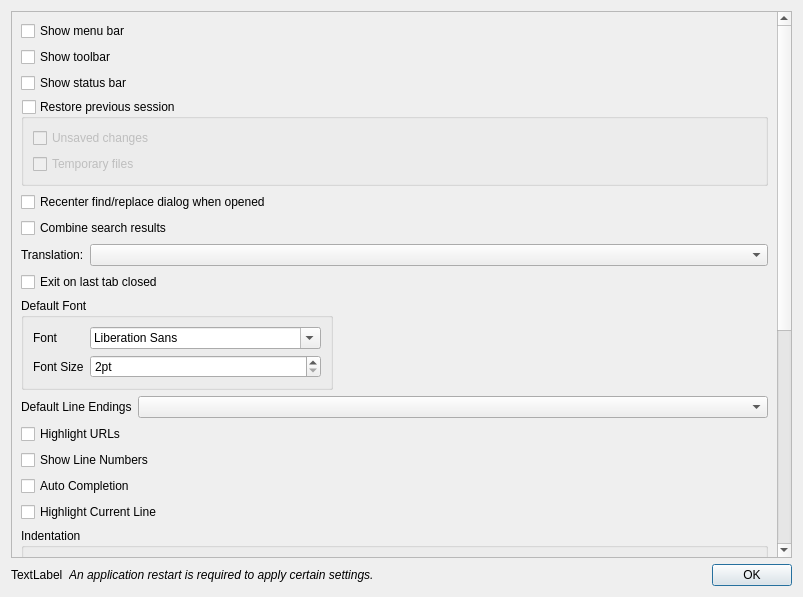
Old version of the form src/dialogs/PreferencesDialog.ui in the repository rosmapo/mmedit.
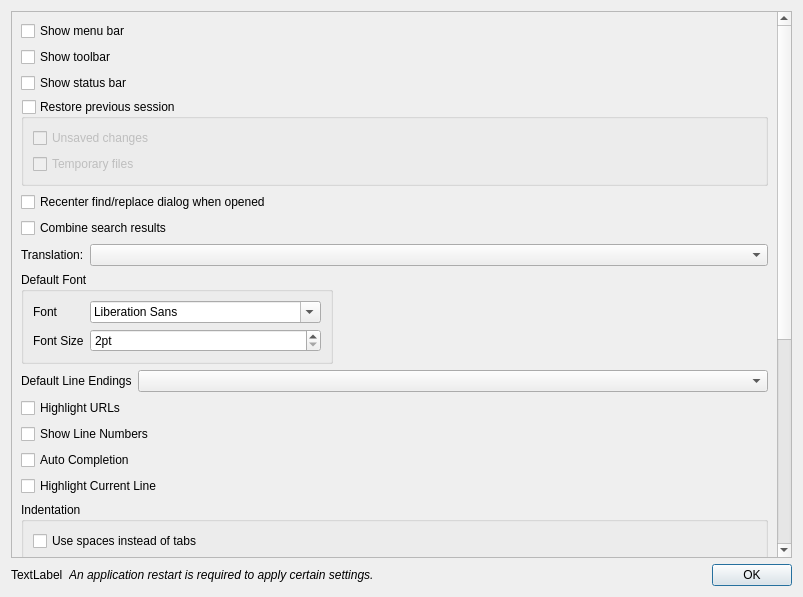
New version of the form.

Commit message: close tab crash fix3

```diff
--- a/src/dialogs/PreferencesDialog.ui
+++ b/src/dialogs/PreferencesDialog.ui
@@ -117,13 +117,6 @@
          </item>
         </layout>
        </item>
-<item>
-        <widget class="QCheckBox" name="checkBoxExitOnLastTabClosed">
-         <property name="text">
-          <string>Exit on last tab closed</string>
-         </property>
-        </widget>
-       </item>
        <item>
         <layout class="QHBoxLayout" name="horizontalLayout">
          <item>
```
The commit also changes 5 other files.
